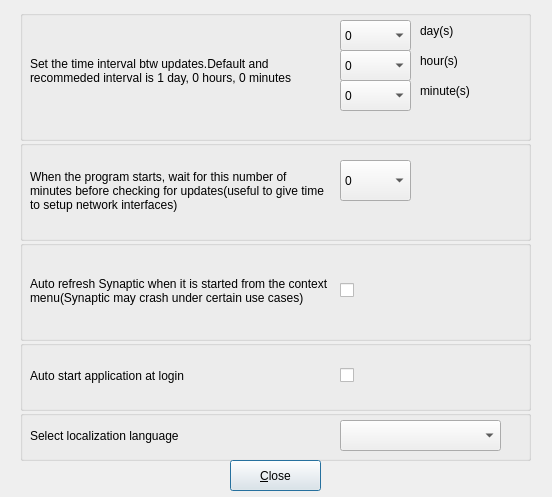
First picture: the form in configuredialog.ui, repository mhogomchungu/qt-update-notifier, before the edit.
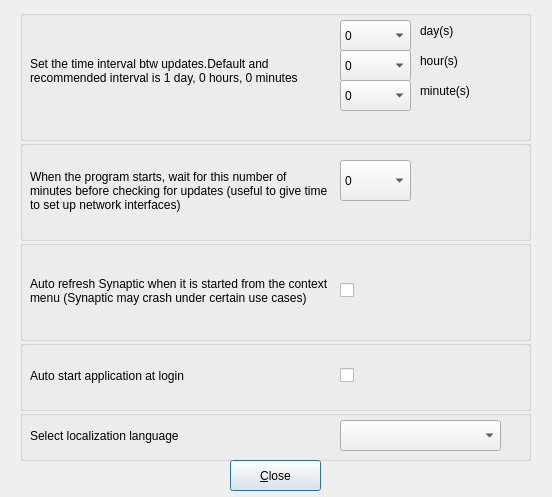
Second picture: the form after the edit.

Patch:
```diff
--- a/configuredialog.ui
+++ b/configuredialog.ui
@@ -35,7 +35,7 @@
      </rect>
     </property>
     <property name="text">
-     <string>Set the time interval btw updates.Default and recommeded interval is 1 day, 0 hours, 0 minutes</string>
+     <string>Set the time interval btw updates.Default and recommended interval is 1 day, 0 hours, 0 minutes</string>
     </property>
     <property name="wordWrap">
      <bool>true</bool>
@@ -616,7 +616,7 @@
      </rect>
     </property>
     <property name="text">
-     <string>When the program starts, wait for this number of minutes before checking for updates(useful to give time to setup network interfaces)</string>
+     <string>When the program starts, wait for this number of minutes before checking for updates (useful to give time to set up network interfaces)</string>
     </property>
     <property name="wordWrap">
      <bool>true</bool>
@@ -787,7 +787,7 @@
      </rect>
     </property>
     <property name="text">
-     <string>Auto refresh Synaptic when it is started from the context menu(Synaptic may crash under certain use cases)</string>
+     <string>Auto refresh Synaptic when it is started from the context menu (Synaptic may crash under certain use cases)</string>
     </property>
     <property name="wordWrap">
      <bool>true</bool>
```
